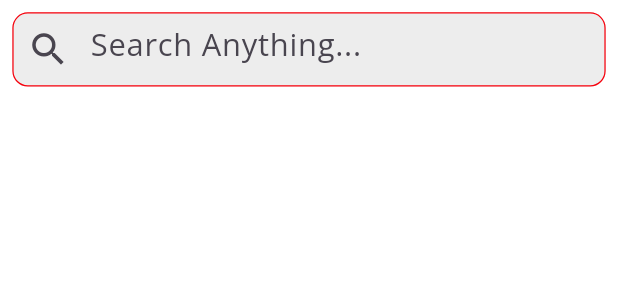
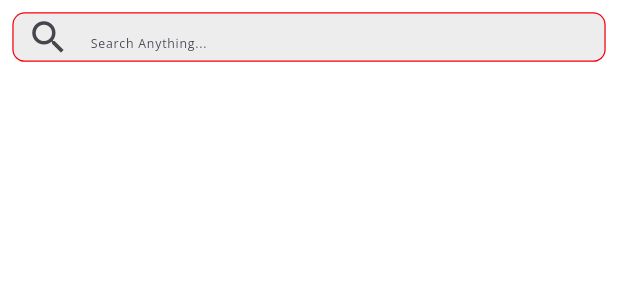
Before and after one commit to SleepyPrajj/dmaAPP, a Flutter app: the Searchbar widget shown alone on an empty page, opened directly, on a phone screen of 412 x 824 dp. Shown: the top 300 px of the screen. Run offline on Flutter 3.47's test engine with Material 3 defaults, Android fonts, the phone set to English and light mode, and no system bars; our stand-ins replace device_info_plus, get, get_storage, loading_animation_widget, velocity_x; missing offline and left inert: persistent_shopping_cart, syncfusion_flutter_pdfviewer, widget_zoom; accounts and stored records are empty; network calls fail.

Commit message:
searchbar

```diff
--- a/lib/widgets_common/searchbar.dart
+++ b/lib/widgets_common/searchbar.dart
@@ -12,7 +12,7 @@ class Searchbar extends StatelessWidget {
     return Padding(
       padding: EdgeInsets.all(screenWidth * 0.02), // Dynamic padding
       child: SizedBox(
-        height: screenWidth * 0.12, // Dynamic height
+        height: screenWidth * 0.08, // Dynamic height
         child: TextField(
           keyboardType: TextInputType.none,
           showCursor: false,
@@ -24,7 +24,7 @@ class Searchbar extends StatelessWidget {
             filled: true,
             hintText: search,
             hintStyle: TextStyle(
-              fontSize: screenWidth * 0.05, // Dynamic font size
+              fontSize: screenWidth * 0.02, // Dynamic font size
               fontFamily: regular,
             ),
             enabledBorder: OutlineInputBorder(
@@ -32,7 +32,7 @@ class Searchbar extends StatelessWidget {
                   width: screenWidth * 0.002,
                   color: dmaRed), // Dynamic border width
               borderRadius: BorderRadius.circular(
-                  screenWidth * 0.025), // Dynamic border radius
+                  screenWidth * 0.020), // Dynamic border radius
             ),
             prefixIcon: Icon(
               Icons.search_outlined,
```
